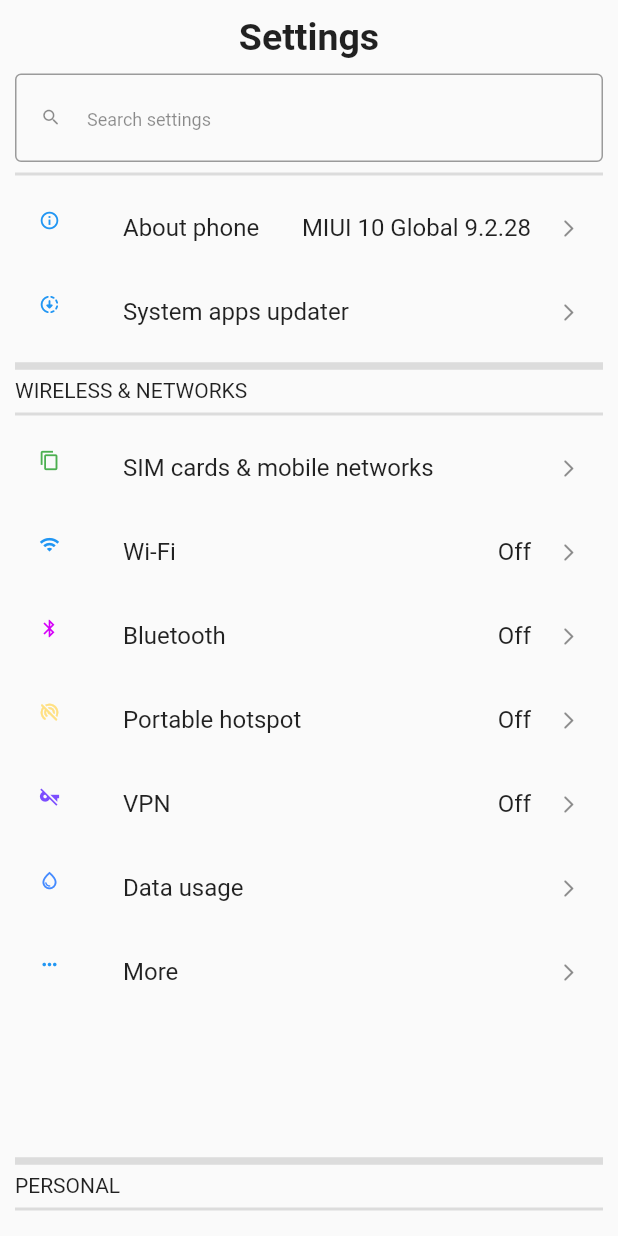
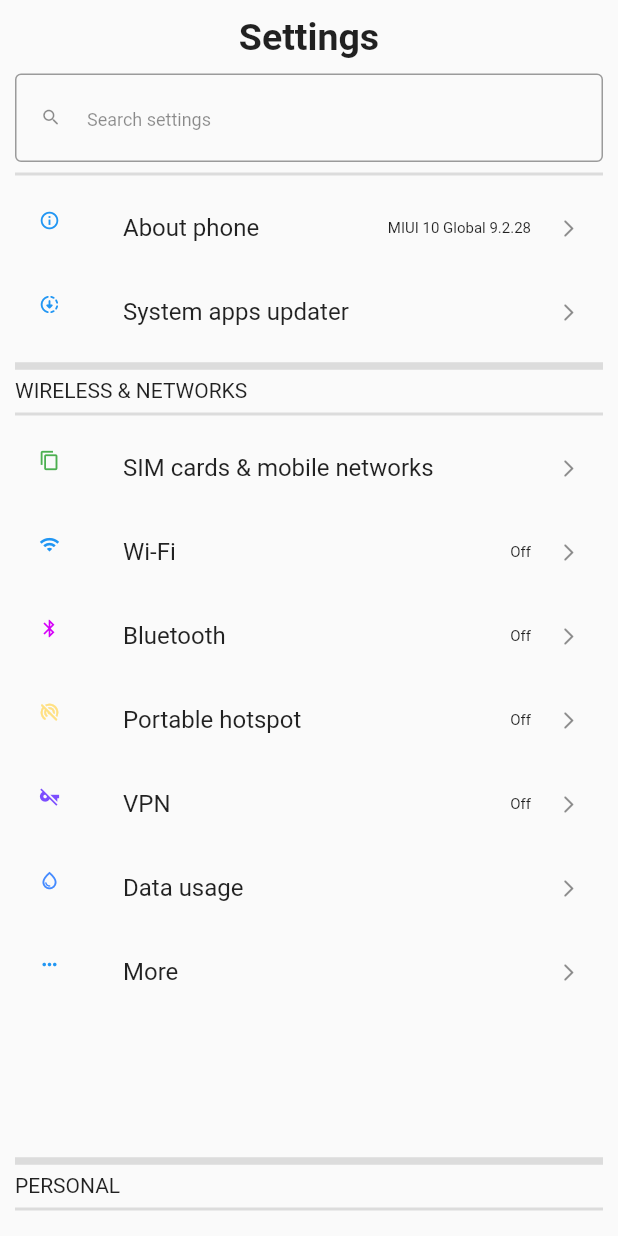
Before and after one commit to VivekTailor19/single_multi_child_widget_04, a Flutter app: the Settings_UI screen opened by its route, on a phone screen of 412 x 824 dp. Run offline on Flutter 3.47's test engine with Material 2 defaults, Android fonts, the light colour scheme and no system bars.

Commit message:
settings_UI

```diff
--- a/lib/layouts_04/settings_UI.dart
+++ b/lib/layouts_04/settings_UI.dart
@@ -107,7 +107,7 @@ class _Settings_UIState extends State<Settings_UI> {
       title: Row(
         mainAxisAlignment: MainAxisAlignment.spaceBetween, children: [
         Text("$title"),
-        Text("$other")
+        Text("$other",style: TextStyle(fontSize: 10),)
       ],),
       trailing: Icon(Icons.arrow_forward_ios_rounded, size: 14),
     );
```
